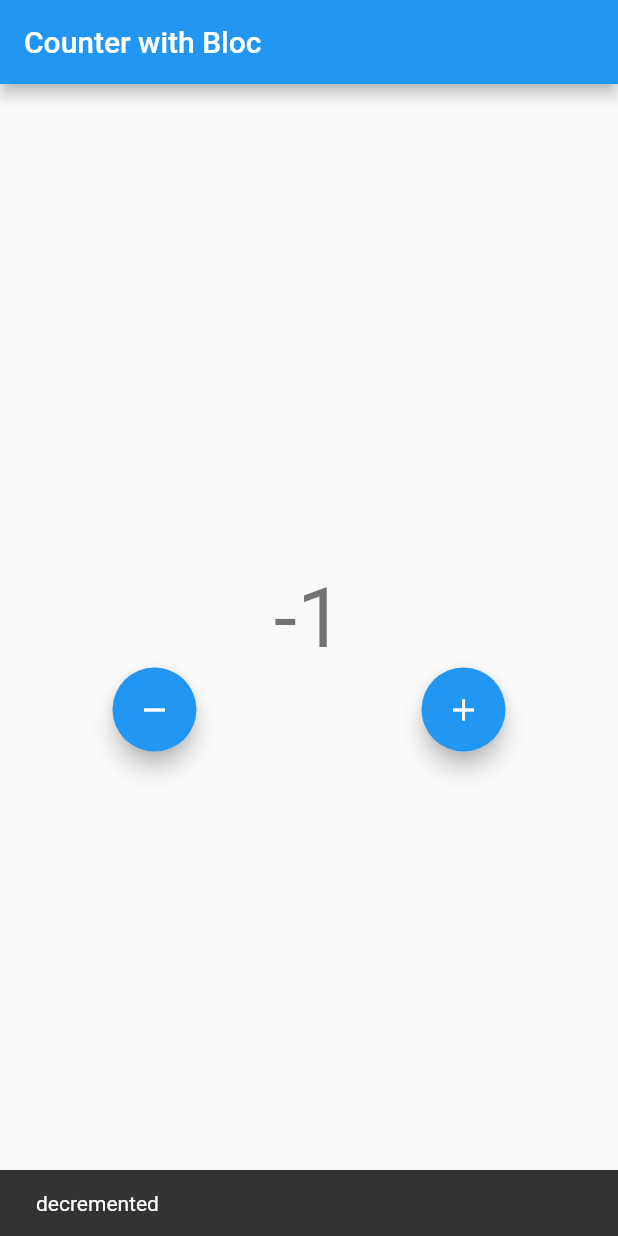
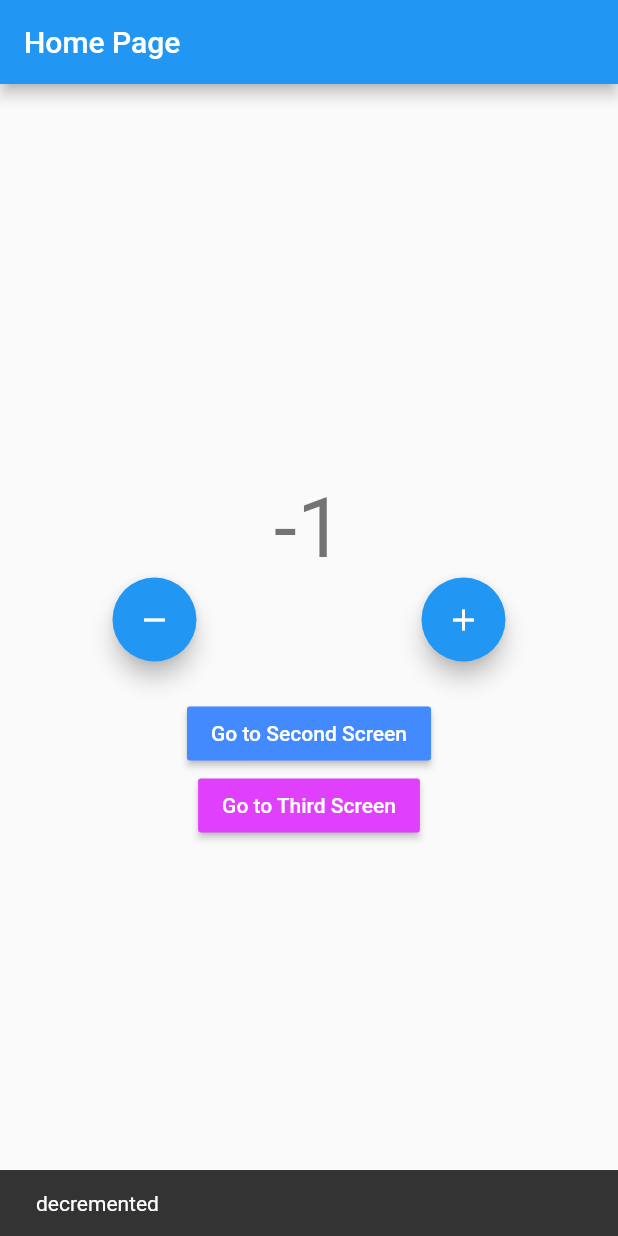
Before and after one commit to chechna9/bloc_pattern, a Flutter app: the screen it shows after launch, after a tap on the "remove" icon, on a phone screen of 412 x 824 dp. Run offline on Flutter 3.47's test engine with Material 2 defaults, Android fonts, the phone set to English and light mode, and no system bars; our stand-ins replace bloc, equatable, flutter_bloc.

Commit message:
generator routes

```diff
--- a/lib/cubit/counter_state.dart
+++ b/lib/business_logic/cubits/cubit/counter_state.dart
@@ -6,6 +6,5 @@ class CounterState extends Equatable {
   CounterState({required this.counterValue, required this.wasIncremented});
 
   @override
-  // TODO: implement props
   List<Object?> get props => [counterValue, wasIncremented];
 }
--- a/lib/main.dart
+++ b/lib/main.dart
@@ -1,81 +1,36 @@
-import 'package:bloc_pattern_course/cubit/counter_cubit.dart';
+import 'package:bloc_pattern_course/business_logic/cubits/cubit/counter_cubit.dart';
+import 'package:bloc_pattern_course/presentation/router/app_router.dart';
+import 'package:bloc_pattern_course/presentation/screens/homeScreen.dart';
+import 'package:bloc_pattern_course/presentation/screens/second_Screen.dart';
+import 'package:bloc_pattern_course/presentation/screens/thirdScreen.dart';
 import 'package:flutter/material.dart';
 import 'package:flutter_bloc/flutter_bloc.dart';
 
 void main() {
-  runApp(const MyApp());
+  runApp(MyApp());
 }
 
-class MyApp extends StatelessWidget {
-  const MyApp({super.key});
+class MyApp extends StatefulWidget {
+  MyApp({super.key});
+
+  @override
+  State<MyApp> createState() => _MyAppState();
+}
+
+class _MyAppState extends State<MyApp> {
+  final AppRouter _appRouter = AppRouter();
 
   @override
   Widget build(BuildContext context) {
-    return BlocProvider<CounterCubit>(
-      create: (context) => CounterCubit(),
-      child: const MaterialApp(
-        debugShowCheckedModeBanner: false,
-        home: CounterPage(),
-      ),
+    return MaterialApp(
+      debugShowCheckedModeBanner: false,
+      onGenerateRoute: _appRouter.onGenerateRoute,
     );
   }
-}
-
-class CounterPage extends StatelessWidget {
-  const CounterPage({
-    super.key,
-  });
 
   @override
-  Widget build(BuildContext context) {
-    return Scaffold(
-      appBar: AppBar(
-        title: const Text('Counter with Bloc'),
-      ),
-      body: Column(
-        mainAxisAlignment: MainAxisAlignment.center,
-        children: [
-          BlocConsumer<CounterCubit, CounterState>(
-            listener: (context, state) {
-              if (state.wasIncremented) {
-                ScaffoldMessenger.of(context).showSnackBar(
-                  const SnackBar(content: Text('Incremented')),
-                );
-              } else {
-                ScaffoldMessenger.of(context).showSnackBar(
-                  const SnackBar(content: Text('decremented')),
-                );
-              }
-            },
-            builder: (context, state) {
-              return Text(
-                context.read<CounterCubit>().state.counterValue.toString(),
-                style: Theme.of(context).textTheme.displayMedium,
-              );
-            },
-          ),
-          Row(
-            mainAxisAlignment: MainAxisAlignment.spaceAround,
-            children: [
-              FloatingActionButton(
-                onPressed: () {
-                  context.read<CounterCubit>().decrement();
-                },
-                tooltip: 'Decrement',
-                child: const Icon(Icons.remove),
-              ),
-              FloatingActionButton(
-                onPressed: () {
-                  // context.read<CounterCubit>().increment();
-                  BlocProvider.of<CounterCubit>(context).increment();
-                },
-                tooltip: 'Increment',
-                child: const Icon(Icons.add),
-              ),
-            ],
-          ),
-        ],
-      ),
-    );
+  void dispose() {
+    _appRouter.dispose();
+    super.dispose();
   }
 }
--- /dev/null
+++ b/lib/presentation/router/app_router.dart
@@ -0,0 +1,50 @@
+import 'package:bloc_pattern_course/business_logic/cubits/cubit/counter_cubit.dart';
+import 'package:bloc_pattern_course/presentation/screens/homeScreen.dart';
+import 'package:bloc_pattern_course/presentation/screens/second_Screen.dart';
+import 'package:bloc_pattern_course/presentation/screens/thirdScreen.dart';
+import 'package:flutter/material.dart';
+import 'package:flutter_bloc/flutter_bloc.dart';
+
+class AppRouter {
+  final CounterCubit _counterCubit = CounterCubit();
+  Route? onGenerateRoute(RouteSettings routeSettings) {
+    switch (routeSettings.name) {
+      case '/':
+        return MaterialPageRoute(
+          builder: (_) => BlocProvider.value(
+            value: _counterCubit,
+            child: const HomeScreen(
+              title: 'Home Page',
+              color: Colors.blueAccent,
+            ),
+          ),
+        );
+      case '/second':
+        return MaterialPageRoute(
+          builder: (_) => BlocProvider.value(
+            value: _counterCubit,
+            child: const SecondScreen(
+              title: 'Second Screen',
+              color: Colors.redAccent,
+            ),
+          ),
+        );
+      case '/third':
+        return MaterialPageRoute(
+          builder: (_) => BlocProvider.value(
+            value: _counterCubit,
+            child: const ThirdScreen(
+              title: 'Third Screen',
+              color: Colors.purpleAccent,
+            ),
+          ),
+        );
+      default:
+        return null;
+    }
+  }
+
+  void dispose() {
+    _counterCubit.close();
+  }
+}
--- /dev/null
+++ b/lib/presentation/screens/homeScreen.dart
@@ -0,0 +1,96 @@
+import 'package:bloc_pattern_course/business_logic/cubits/cubit/counter_cubit.dart';
+import 'package:bloc_pattern_course/presentation/screens/second_Screen.dart';
+import 'package:flutter/material.dart';
+import 'package:flutter_bloc/flutter_bloc.dart';
+
+class HomeScreen extends StatelessWidget {
+  final String title;
+  final Color color;
+  const HomeScreen({
+    super.key,
+    required this.color,
+    required this.title,
+  });
+
+  @override
+  Widget build(BuildContext context) {
+    return Scaffold(
+      appBar: AppBar(
+        title: Text(title),
+      ),
+      body: Column(
+        mainAxisAlignment: MainAxisAlignment.center,
+        children: [
+          BlocConsumer<CounterCubit, CounterState>(
+            listener: (context, state) {
+              if (state.wasIncremented) {
+                ScaffoldMessenger.of(context).showSnackBar(
+                  const SnackBar(content: Text('Incremented')),
+                );
+              } else {
+                ScaffoldMessenger.of(context).showSnackBar(
+                  const SnackBar(content: Text('decremented')),
+                );
+              }
+            },
+            builder: (context, state) {
+              return Text(
+                context.read<CounterCubit>().state.counterValue.toString(),
+                style: Theme.of(context).textTheme.displayMedium,
+              );
+            },
+          ),
+          Row(
+            mainAxisAlignment: MainAxisAlignment.spaceAround,
+            children: [
+              FloatingActionButton(
+                heroTag: 'dec',
+                onPressed: () {
+                  context.read<CounterCubit>().decrement();
+                },
+                tooltip: 'Decrement',
+                child: const Icon(Icons.remove),
+              ),
+              FloatingActionButton(
+                heroTag: 'inc',
+                onPressed: () {
+                  // context.read<CounterCubit>().increment();
+                  BlocProvider.of<CounterCubit>(context).increment();
+                },
+                tooltip: 'Increment',
+                child: const Icon(Icons.add),
+              ),
+            ],
+          ),
+          const SizedBox(
+            height: 24,
+          ),
+          MaterialButton(
+            onPressed: () {
+              Navigator.of(context).pushNamed('/second');
+            },
+            color: color,
+            child: const Text(
+              'Go to Second Screen',
+              style: TextStyle(
+                color: Colors.white,
+              ),
+            ),
+          ),
+          MaterialButton(
+            onPressed: () {
+              Navigator.of(context).pushNamed('/third');
+            },
+            color: Colors.purpleAccent,
+            child: const Text(
+              'Go to Third Screen',
+              style: TextStyle(
+                color: Colors.white,
+              ),
+            ),
+          ),
+        ],
+      ),
+    );
+  }
+}
```
Also changed, not shown: lib/presentation/screens/second_Screen.dart (added, +73 -0 lines), lib/presentation/screens/thirdScreen.dart (added, +72 -0 lines), lib/business_logic/cubits/cubit/counter_cubit.dart (renamed from lib/cubit/counter_cubit.dart), 1 other file.
